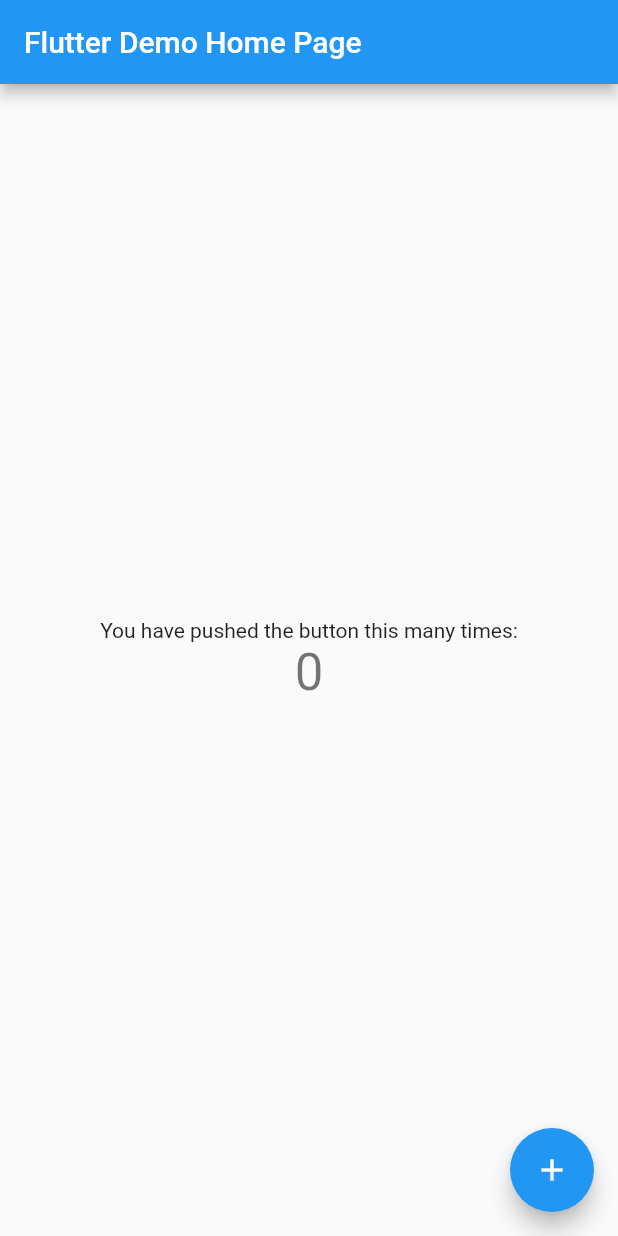
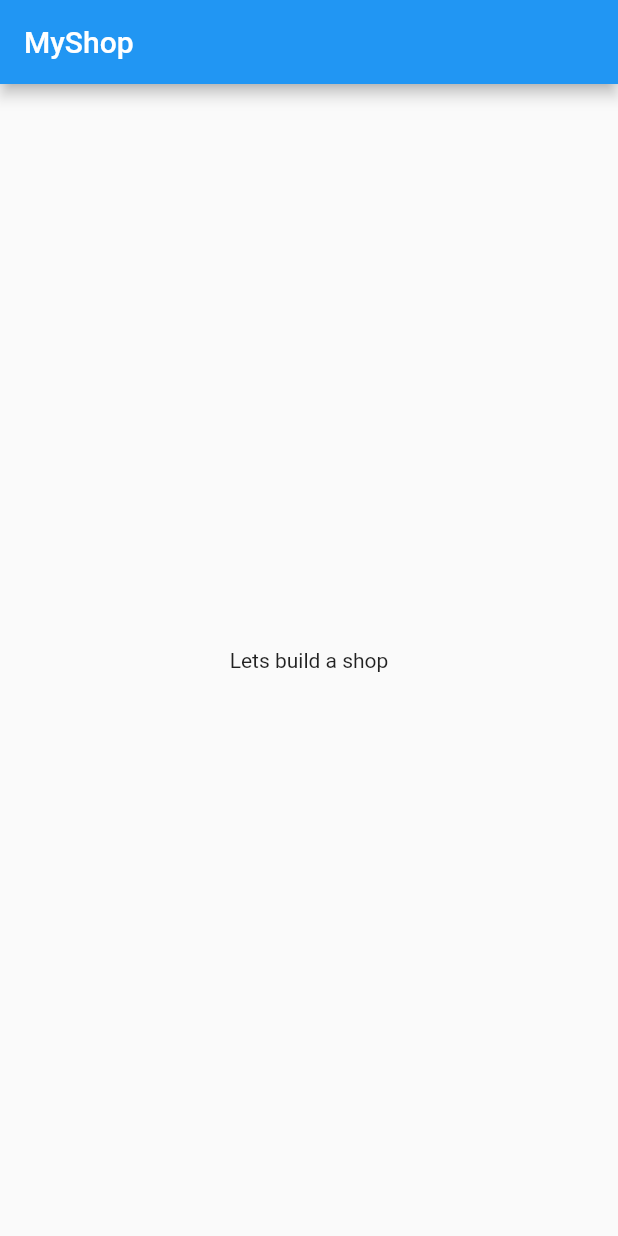
Before and after one commit to Achito/shop_app, a Flutter app: the screen it shows after launch, on a phone screen of 412 x 824 dp. Run offline on Flutter 3.47's test engine with Material 2 defaults, Android fonts, the phone set to English and light mode, and no system bars.

```diff
--- a/lib/main.dart
+++ b/lib/main.dart
@@ -9,109 +9,25 @@ class MyApp extends StatelessWidget {
   @override
   Widget build(BuildContext context) {
     return MaterialApp(
-      title: 'Flutter Demo',
+      title: 'MyShop',
       theme: ThemeData(
-        // This is the theme of your application.
-        //
-        // Try running your application with "flutter run". You'll see the
-        // application has a blue toolbar. Then, without quitting the app, try
-        // changing the primarySwatch below to Colors.green and then invoke
-        // "hot reload" (press "r" in the console where you ran "flutter run",
-        // or simply save your changes to "hot reload" in a Flutter IDE).
-        // Notice that the counter didn't reset back to zero; the application
-        // is not restarted.
         primarySwatch: Colors.blue,
-        // This makes the visual density adapt to the platform that you run
-        // the app on. For desktop platforms, the controls will be smaller and
-        // closer together (more dense) than on mobile platforms.
-        visualDensity: VisualDensity.adaptivePlatformDensity,
       ),
-      home: MyHomePage(title: 'Flutter Demo Home Page'),
+      home: MyHomePage(),
     );
   }
 }
 
-class MyHomePage extends StatefulWidget {
-  MyHomePage({Key key, this.title}) : super(key: key);
-
-  // This widget is the home page of your application. It is stateful, meaning
-  // that it has a State object (defined below) that contains fields that affect
-  // how it looks.
-
-  // This class is the configuration for the state. It holds the values (in this
-  // case the title) provided by the parent (in this case the App widget) and
-  // used by the build method of the State. Fields in a Widget subclass are
-  // always marked "final".
-
-  final String title;
-
-  @override
-  _MyHomePageState createState() => _MyHomePageState();
-}
-
-class _MyHomePageState extends State<MyHomePage> {
-  int _counter = 0;
-
-  void _incrementCounter() {
-    setState(() {
-      // This call to setState tells the Flutter framework that something has
-      // changed in this State, which causes it to rerun the build method below
-      // so that the display can reflect the updated values. If we changed
-      // _counter without calling setState(), then the build method would not be
-      // called again, and so nothing would appear to happen.
-      _counter++;
-    });
-  }
-
+class MyHomePage extends StatelessWidget {
   @override
   Widget build(BuildContext context) {
-    // This method is rerun every time setState is called, for instance as done
-    // by the _incrementCounter method above.
-    //
-    // The Flutter framework has been optimized to make rerunning build methods
-    // fast, so that you can just rebuild anything that needs updating rather
-    // than having to individually change instances of widgets.
     return Scaffold(
       appBar: AppBar(
-        // Here we take the value from the MyHomePage object that was created by
-        // the App.build method, and use it to set our appbar title.
-        title: Text(widget.title),
+        title: Text('MyShop'),
       ),
       body: Center(
-        // Center is a layout widget. It takes a single child and positions it
-        // in the middle of the parent.
-        child: Column(
-          // Column is also a layout widget. It takes a list of children and
-          // arranges them vertically. By default, it sizes itself to fit its
-          // children horizontally, and tries to be as tall as its parent.
-          //
-          // Invoke "debug painting" (press "p" in the console, choose the
-          // "Toggle Debug Paint" action from the Flutter Inspector in Android
-          // Studio, or the "Toggle Debug Paint" command in Visual Studio Code)
-          // to see the wireframe for each widget.
-          //
-          // Column has various properties to control how it sizes itself and
-          // how it positions its children. Here we use mainAxisAlignment to
-          // center the children vertically; the main axis here is the vertical
-          // axis because Columns are vertical (the cross axis would be
-          // horizontal).
-          mainAxisAlignment: MainAxisAlignment.center,
-          children: <Widget>[
-            Text(
-              'You have pushed the button this many times:',
-            ),
-            Text(
-              '$_counter',
-              style: Theme.of(context).textTheme.headline4,
-            ),
-          ],
-        ),
+        child: Text('Lets build a shop'),
       ),
-      floatingActionButton: FloatingActionButton(
-        onPressed: _incrementCounter,
-        tooltip: 'Increment',
-        child: Icon(Icons.add),
-      ), // This trailing comma makes auto-formatting nicer for build methods.
     );
   }
 }
```
Also changed, not shown: lib/models/product.dart (added, +19 -0 lines), lib/screens/products_overview_screen.dart (added, +59 -0 lines).
